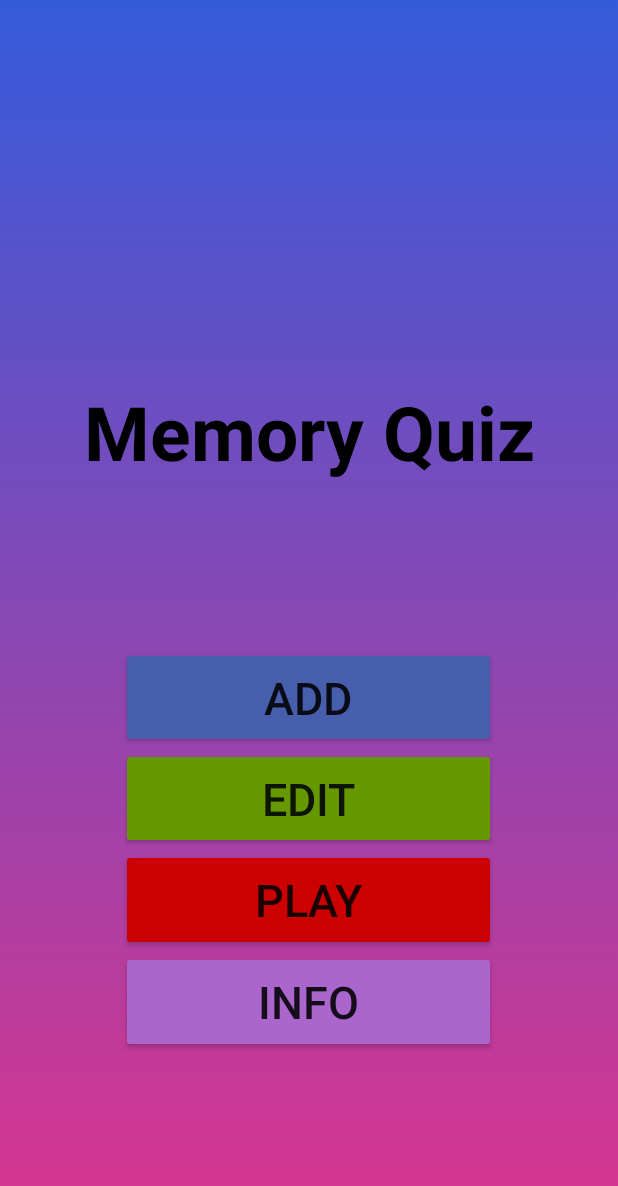
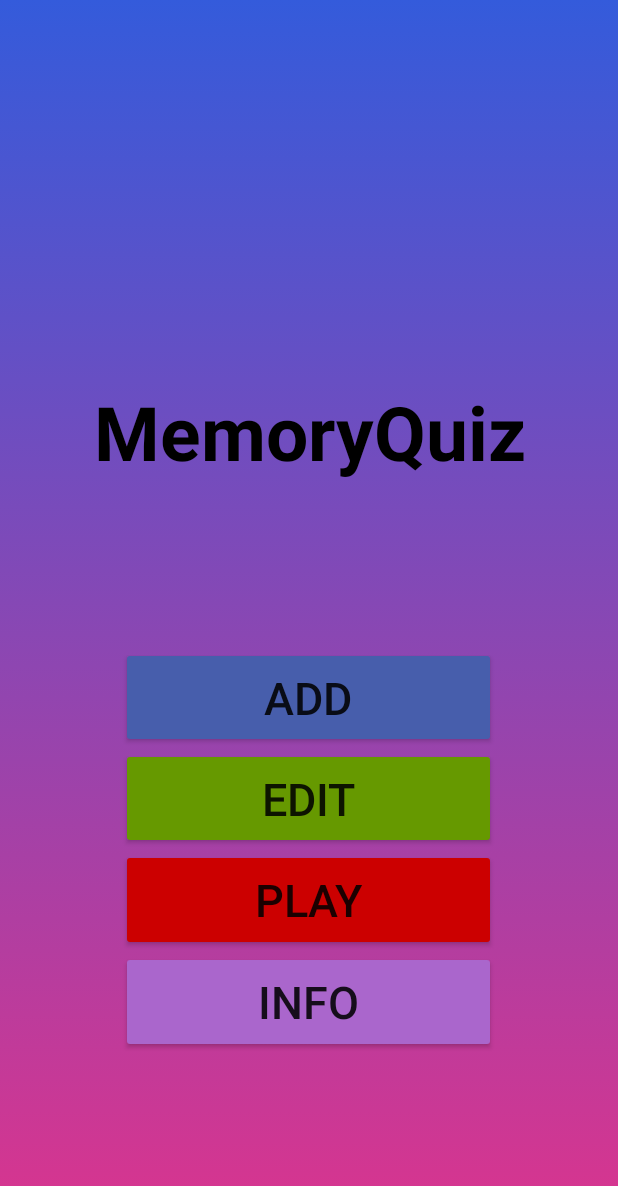
Before and after one commit to AjithK14/Memory_Quiz, an Android app: the screen it shows after launch (MainActivity), on a phone screen of 412 x 824 dp. Shown: the top 1186 px of the screen. Run offline under Robolectric (Android 15) with nearby library versions, the phone set to English and light mode, and no system bars.

Commit message:
everything^11

```diff
--- a/app/src/main/res/layout/activity_main.xml
+++ b/app/src/main/res/layout/activity_main.xml
@@ -26,7 +26,7 @@
             android:fontFamily="sans-serif"
             android:gravity="center_vertical"
             android:padding="5dp"
-            android:text="@string/memory_quiz"
+            android:text="MemoryQuiz"
             android:textAlignment="center"
             android:textColor="@android:color/background_dark"
             android:textSize="50sp"
```
